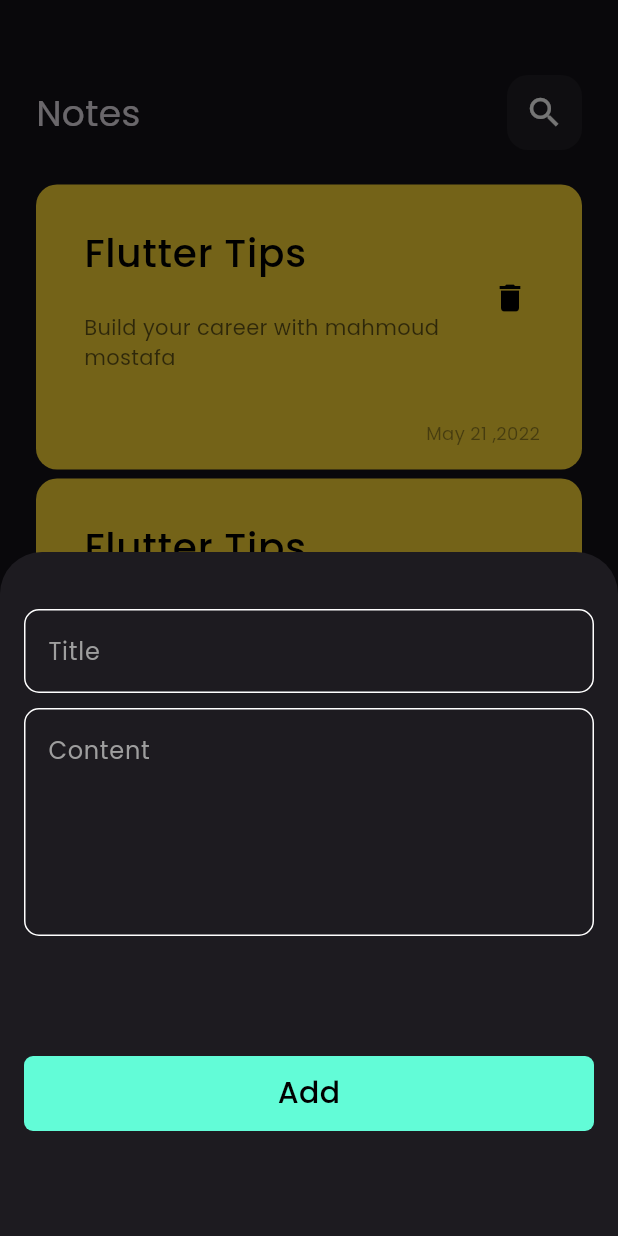
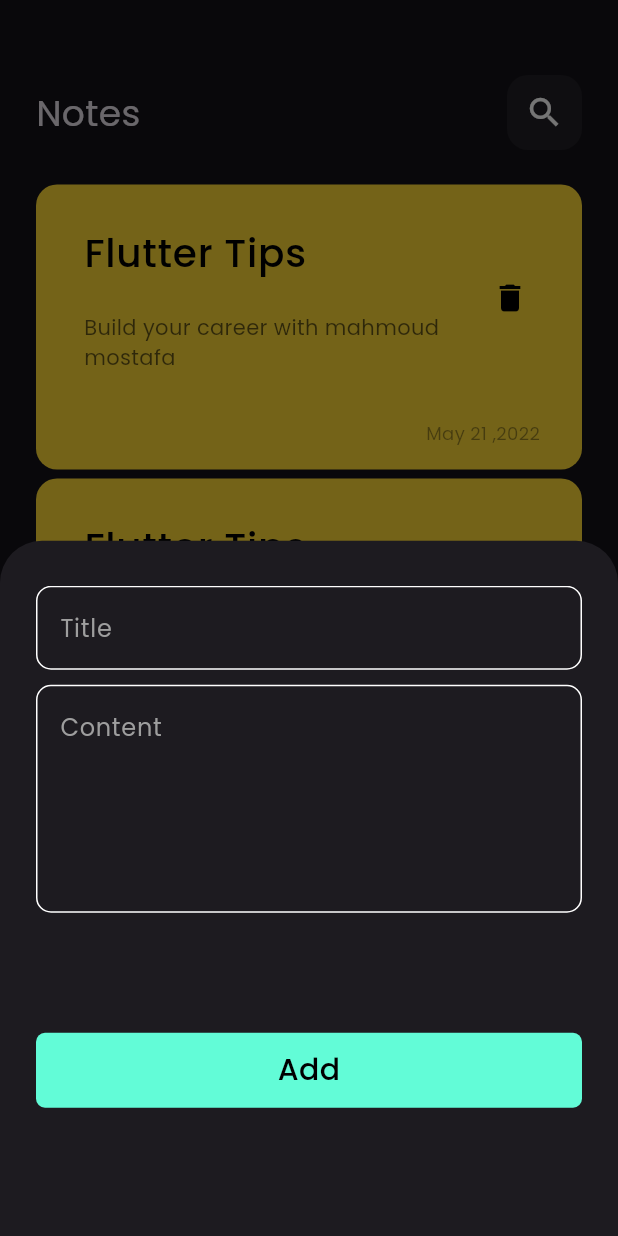
Before and after one commit to mahmoudmstafa/notes_app, a Flutter app: the screen it shows after launch, after a tap on the "add" icon, on a phone screen of 412 x 824 dp. Run offline on Flutter 3.47's test engine with Material 3 defaults, Android fonts, the phone set to English and light mode, and no system bars; our stand-ins replace bloc, hive, hive_flutter; accounts and stored records are empty; generated files the repository leaves out were written again.

Commit message:
end ui and start logic and start build cubit

```diff
--- a/lib/constants.dart
+++ b/lib/constants.dart
@@ -5,3 +5,4 @@ import 'package:flutter/material.dart';
 
 
 const Color kPrimaryColor = Color(0xff62FCD7) ;
+const String kNotesBox = 'notes' ;
--- a/lib/main.dart
+++ b/lib/main.dart
@@ -1,11 +1,17 @@
-
+import 'package:hive_flutter/hive_flutter.dart';
 
 
 import 'package:flutter/material.dart';
+import 'package:notes_app/constants.dart';
 import 'package:notes_app/views/notes_view.dart';
 
-void main()
+import 'models/note_model.dart';
+
+void main() async
 {
+  await Hive.initFlutter() ;
+  await Hive.openBox(kNotesBox) ;
+  Hive.registerAdapter(NoteModelAdapter()) ;
   runApp(const NotesApp()) ;
 }
 class NotesApp extends StatelessWidget {
--- a/lib/views/edit_notes_view.dart
+++ b/lib/views/edit_notes_view.dart
@@ -1,6 +1,4 @@
 import 'package:flutter/material.dart';
-import 'package:notes_app/widgets/custom_app_bar.dart';
-import 'package:notes_app/widgets/custom_text_field.dart';
 
 import '../widgets/edit_notes_view_body.dart';
 
--- a/lib/widgets/add_modal_button_sheet.dart
+++ b/lib/widgets/add_modal_button_sheet.dart
@@ -1,8 +1,8 @@
+import 'dart:developer';
+
 import 'package:flutter/material.dart';
-import 'package:notes_app/constants.dart';
-import 'package:notes_app/widgets/custom_text_field.dart';
-
 import 'custom_button.dart';
+import 'custom_text_form_field.dart';
 
 class AddModalButtonSheet extends StatelessWidget {
   const AddModalButtonSheet({super.key});
@@ -10,30 +10,82 @@ class AddModalButtonSheet extends StatelessWidget {
   @override
   Widget build(BuildContext context) {
     return const Padding(
-      padding: EdgeInsets.only(top: 38.0, right: 16, left: 16),
+      padding: EdgeInsets.symmetric(horizontal: 24, vertical: 30),
       child: SingleChildScrollView(
+        child: AddNoteFormState(),
+      ),
+    );
+  }
+}
+
+class AddNoteFormState extends StatefulWidget {
+  const AddNoteFormState({
+    super.key,
+  });
+
+  @override
+  State<AddNoteFormState> createState() => _AddNoteFormStateState();
+}
+
+class _AddNoteFormStateState extends State<AddNoteFormState> {
+  GlobalKey<FormState> formKey = GlobalKey();
+
+  AutovalidateMode autovalidateMode = AutovalidateMode.disabled;
+
+  TextEditingController controllerTitle = TextEditingController();
+
+  TextEditingController controllerSubTitle = TextEditingController();
+
+  String? title, subTitle;
+
+  @override
+  Widget build(BuildContext context) {
+    return Form(
+      key: formKey,
+      autovalidateMode: autovalidateMode,
       child: Column(
         children: [
-            CustomTextField(
+          CustomTextFormField(
+            onSaved: (data) {
+              title = data;
+            },
+            controller: controllerTitle,
             hintText: 'Title',
           ),
-            SizedBox(
+          const SizedBox(
             height: 10,
           ),
-            CustomTextField(
+          CustomTextFormField(
+            onSaved: (data) {
+              subTitle = data;
+            },
+            controller: controllerSubTitle,
             hintText: 'Content',
             maxLines: 5,
           ),
-            SizedBox(
-              height: 80 ,
-            ) ,
-            CustomButton(),
-            SizedBox(
+          const SizedBox(
+            height: 80,
+          ),
+          CustomButton(
+            onTap: () {
+              if (formKey.currentState!.validate()) {
+                formKey.currentState!.save();
+                controllerTitle.clear();
+                controllerSubTitle.clear();
+                autovalidateMode = AutovalidateMode.disabled;
+                setState(() {});
+                log('title --> $title and subTitle --> $subTitle');
+              } else {
+                autovalidateMode = AutovalidateMode.always;
+                setState(() {});
+              }
+            },
+          ),
+          const SizedBox(
             height: 70,
           ),
         ],
       ),
-      ),
     );
   }
 }
--- a/lib/widgets/custom_button.dart
+++ b/lib/widgets/custom_button.dart
@@ -1,17 +1,17 @@
-
-
 import 'package:flutter/material.dart';
 
 import '../constants.dart';
 
-
-
 class CustomButton extends StatelessWidget {
-  const CustomButton({super.key});
-
+  const CustomButton({
+    super.key, this.onTap,
+  });
+  final VoidCallback? onTap ;
   @override
   Widget build(BuildContext context) {
-    return Container(
+    return GestureDetector(
+      onTap: onTap ,
+      child: Container(
         width: MediaQuery.of(context).size.width,
         height: 50,
         decoration: BoxDecoration(
@@ -25,6 +25,7 @@ class CustomButton extends StatelessWidget {
                 color: Colors.black, fontSize: 20, fontWeight: FontWeight.w500),
           ),
         ),
+      ),
     );
   }
 }
--- a/lib/widgets/custom_text_field.dart
+++ /dev/null
@@ -1,42 +0,0 @@
-
-
-import 'package:flutter/material.dart';
-import 'package:notes_app/constants.dart';
-
-
-
-class CustomTextField extends StatelessWidget {
-  const CustomTextField({super.key, required this.hintText, this.maxLines = 1});
-
-  final String hintText ;
-  final int maxLines ;
-
-  @override
-  Widget build(BuildContext context) {
-    return TextField(
-      maxLines: maxLines ,
-      cursorColor: kPrimaryColor,
-      decoration: InputDecoration(
-        hintText: hintText ,
-        hintStyle: const TextStyle(
-          color: Colors.grey ,
-        ),
-        enabledBorder: buildOutlineInputBorder(),
-        focusedBorder: buildOutlineInputBorder(
-          colorBorder: kPrimaryColor,
-          widthBorder: 1.7 ,
-        ) ,
-      ),
-    );
-  }
-
-  OutlineInputBorder buildOutlineInputBorder({ Color colorBorder = Colors.white , double widthBorder = 1 }) {
-    return OutlineInputBorder(
-        borderRadius: BorderRadius.circular(10) ,
-        borderSide: BorderSide(
-          color: colorBorder ,
-          width: widthBorder ,
-        ),
-      );
-  }
-}
--- /dev/null
+++ b/lib/widgets/custom_text_form_field.dart
@@ -0,0 +1,68 @@
+import 'package:flutter/material.dart';
+import 'package:notes_app/constants.dart';
+
+class CustomTextFormField extends StatelessWidget {
+  const CustomTextFormField({
+    super.key,
+    required this.hintText,
+    this.maxLines = 1,
+    this.onSaved,
+    this.controller,
+  });
+
+  final String hintText;
+  final int maxLines;
+  final void Function(String? data)? onSaved;
+  final TextEditingController? controller;
+
+  @override
+  Widget build(BuildContext context) {
+    return TextFormField(
+      validator: (data) {
+        if (data?.isEmpty ?? true) {
+          //data == null || data.isEmpty
+          return 'Field is required';
+        } else {
+          return null;
+        }
+      },
+      onSaved: onSaved,
+      controller: controller,
+      maxLines: maxLines,
+      cursorColor: kPrimaryColor,
+      decoration: InputDecoration(
+        hintText: hintText,
+        hintStyle: const TextStyle(
+          color: Colors.grey,
+        ),
+        errorStyle: const TextStyle(
+          color: Color(0xFFEF9A9A),
+        ),
+        enabledBorder: buildOutlineInputBorder(),
+        focusedErrorBorder: buildOutlineInputBorder(
+          colorBorder: const Color(0xFFEF9A9A),
+          widthBorder: 1.5,
+        ),
+        errorBorder: buildOutlineInputBorder(
+          colorBorder: const Color(0xFFEF9A9A),
+          widthBorder: 1.5,
+        ),
+        focusedBorder: buildOutlineInputBorder(
+          colorBorder: kPrimaryColor,
+          widthBorder: 1.5,
+        ),
+      ),
+    );
+  }
+
+  OutlineInputBorder buildOutlineInputBorder(
+      {Color colorBorder = Colors.white, double widthBorder = 1}) {
+    return OutlineInputBorder(
+      borderRadius: BorderRadius.circular(10),
+      borderSide: BorderSide(
+        color: colorBorder,
+        width: widthBorder,
+      ),
+    );
+  }
+}
--- a/lib/widgets/edit_notes_view_body.dart
+++ b/lib/widgets/edit_notes_view_body.dart
@@ -4,7 +4,7 @@
 import 'package:flutter/material.dart';
 
 import 'custom_app_bar.dart';
-import 'custom_text_field.dart';
+import 'custom_text_form_field.dart';
 
 
 class EditNotesViewBody extends StatelessWidget {
@@ -28,13 +28,13 @@ class EditNotesViewBody extends StatelessWidget {
           SizedBox(
             height: 30,
           ),
-          CustomTextField(
+          CustomTextFormField(
             hintText: 'Title',
           ),
           SizedBox(
             height: 15,
           ),
-          CustomTextField(
+          CustomTextFormField(
             hintText: 'Content',
             maxLines: 5,
           ),
```
Also changed, not shown: lib/cubits/add_note_cubit/add_note_cubit.dart (added, +8 -0 lines), lib/cubits/add_note_cubit/add_note_state.dart (added, +14 -0 lines), lib/models/note_model.dart (added, +24 -0 lines), pubspec.yaml (+8 -0 lines), pubspec.lock. Lines whose indentation alone changed are shown as unchanged.
